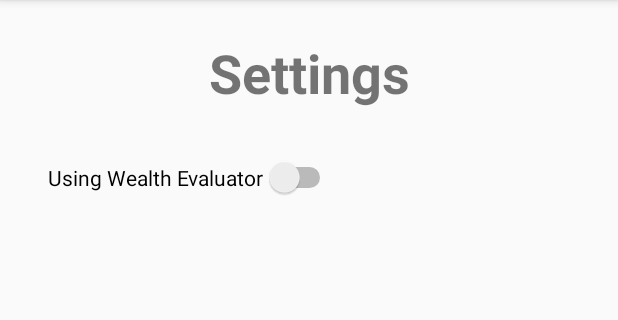
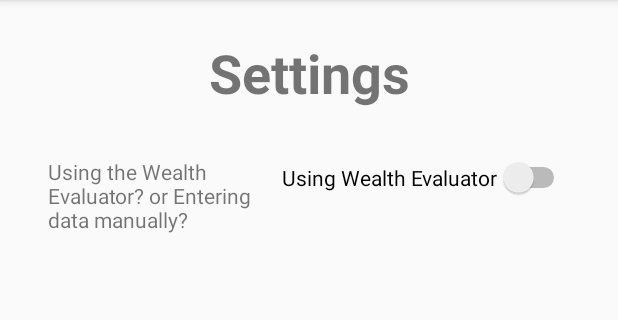
Before and after one commit to d-mcadam/ProfitCalc, an Android app: the SettingsActivity screen opened directly, with no data from a screen before it, on a phone screen of 412 x 824 dp, the part 84-404 px from its top. Run offline under Robolectric (Android 15) with nearby library versions, the phone set to English and light mode, and no system bars.

Commit message:
Update activity_settings.xml
adjusted toggle position

```diff
--- a/ProfitCalcApp/app/src/main/res/layout/activity_settings.xml
+++ b/ProfitCalcApp/app/src/main/res/layout/activity_settings.xml
@@ -25,11 +25,21 @@
         android:id="@+id/toggleUsingEval"
         android:layout_width="wrap_content"
         android:layout_height="wrap_content"
-        android:layout_marginStart="32dp"
         android:layout_marginTop="32dp"
+        android:layout_marginEnd="32dp"
         android:text="Using Wealth Evaluator"
         android:textOff="fdsa"
         android:textOn="asdf"
+        app:layout_constraintEnd_toEndOf="parent"
+        app:layout_constraintTop_toBottomOf="@+id/textView2" />
+
+    <TextView
+        android:id="@+id/textView5"
+        android:layout_width="145dp"
+        android:layout_height="55dp"
+        android:layout_marginStart="32dp"
+        android:layout_marginTop="32dp"
+        android:text="@string/settings_toggle_description"
         app:layout_constraintStart_toStartOf="parent"
         app:layout_constraintTop_toBottomOf="@+id/textView2" />
 
```
